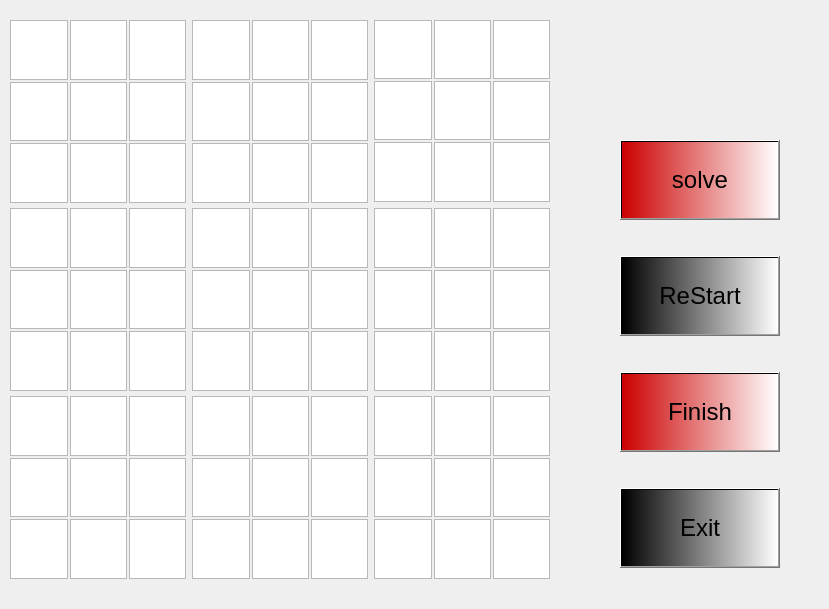
Before: the Qt Designer form Soduko/soduko.ui in UIAP4002-Dr-Mahdavi/mini-project-2-sudoku-Mohammadmx, drawn with Qt 5.
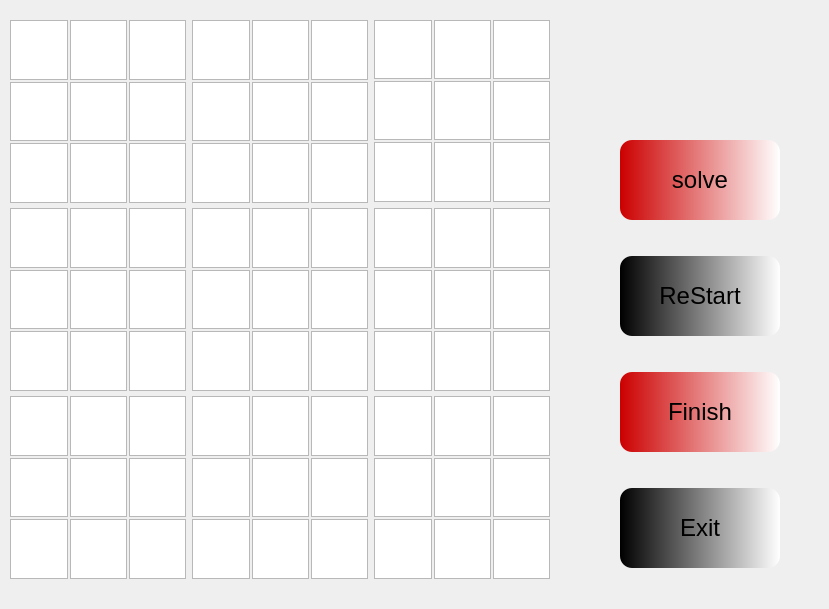
After: the same form once the commit is applied.

What changed in the file:
```diff
--- a/Soduko/soduko.ui
+++ b/Soduko/soduko.ui
@@ -23,6 +23,14 @@
    <string notr="true">soduko
 {
 background: rgb(46, 52, 54)
+}
+QPushButton
+{
+border-radius:12px;
+}
+QPushButton:hover
+{
+	color:white;
 }</string>
   </property>
   <widget class="QWidget" name="gridLayoutWidget_3">
```
Left out of the diff: 2 changed lines with no effect on the pictures.
